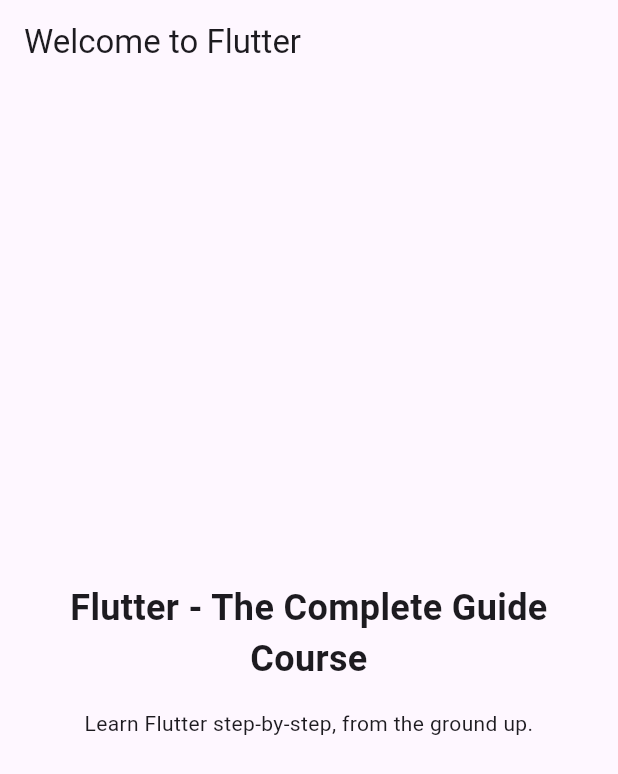
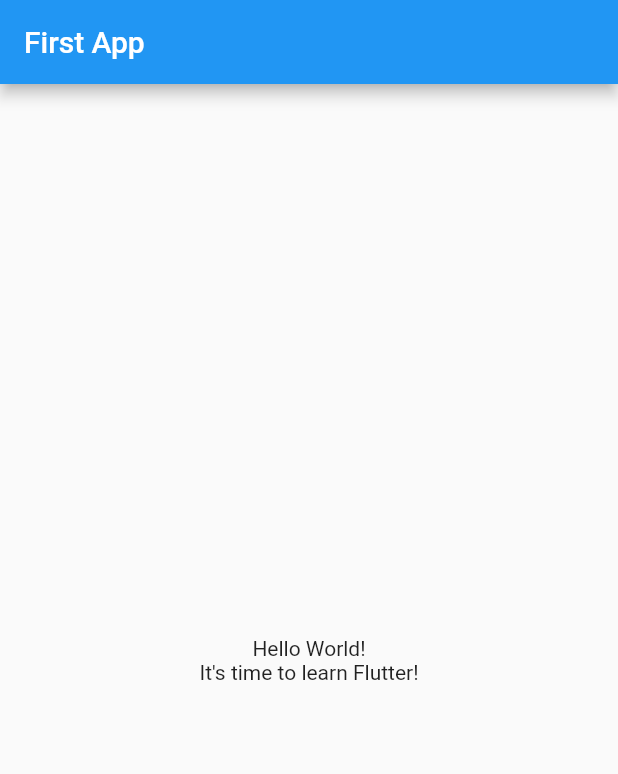
Before and after one commit to ggamsang812/Flutter_lesson, a Flutter app: the screen it shows after launch, on a phone screen of 412 x 824 dp. Shown: the top 774 px of the screen. Run offline on Flutter 3.47's test engine with Material 2 defaults, Android fonts, the phone set to English and light mode, and no system bars.

Commit message:
section 2 - added main file

```diff
--- a/flutter_project/first_app/lib/main.dart
+++ b/flutter_project/first_app/lib/main.dart
@@ -4,46 +4,29 @@
   runApp(const MyApp());
 }
 
-// With Flutter, you create user interfaces by combining "widgets"
-// You'll learn all about them (and much more) throughout this course!
 class MyApp extends StatelessWidget {
   const MyApp({super.key});
 
-  // Every custom widget must have a build() method
-  // It tells Flutter, which widgets make up your custom widget
-  // Again: You'll learn all about that throughout the course!
   @override
   Widget build(BuildContext context) {
-    // Below, a bunch of built-in widgets are used (provided by Flutter)
-    // They will be explained in the next sections
-    // In this course, you will, of course, not just use them a lot but
-    // also learn about many other widgets!
     return MaterialApp(
-      title: 'Flutter First App',
-      theme: ThemeData(useMaterial3: true),
+      title: 'Flutter Demo',
+      theme: ThemeData(
+        primarySwatch: Colors.blue,
+      ),
       home: Scaffold(
         appBar: AppBar(
-          title: const Text('Welcome to Flutter'),
+          title: const Text('First App'),
         ),
-        body: Container(
-          width: double.infinity,
-          padding: const EdgeInsets.all(12),
-          child: const Column(
+        body: Center(
+          child: Column(
             mainAxisAlignment: MainAxisAlignment.center,
-            crossAxisAlignment: CrossAxisAlignment.center,
-            children: [
+            children: const [
               Text(
-                'Flutter - The Complete Guide Course',
-                textAlign: TextAlign.center,
-                style: TextStyle(
-                  fontSize: 24,
-                  fontWeight: FontWeight.bold,
-                ),
+                'Hello World!',
               ),
-              SizedBox(height: 16),
               Text(
-                'Learn Flutter step-by-step, from the ground up.',
-                textAlign: TextAlign.center,
+                'It\'s time to learn Flutter!',
               ),
             ],
           ),
```
